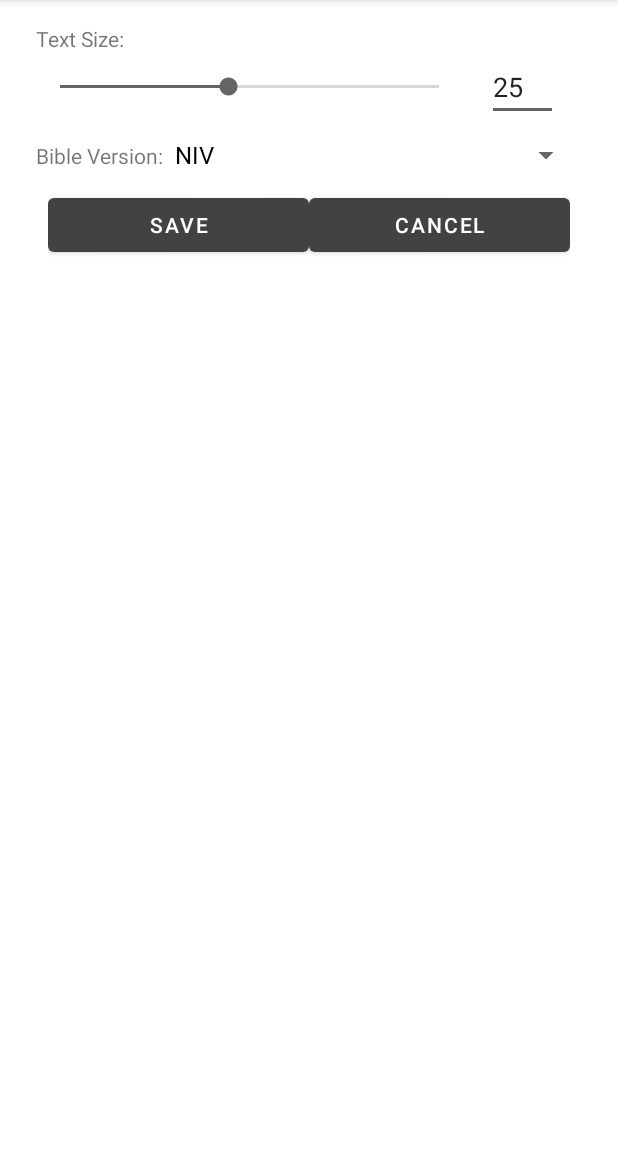
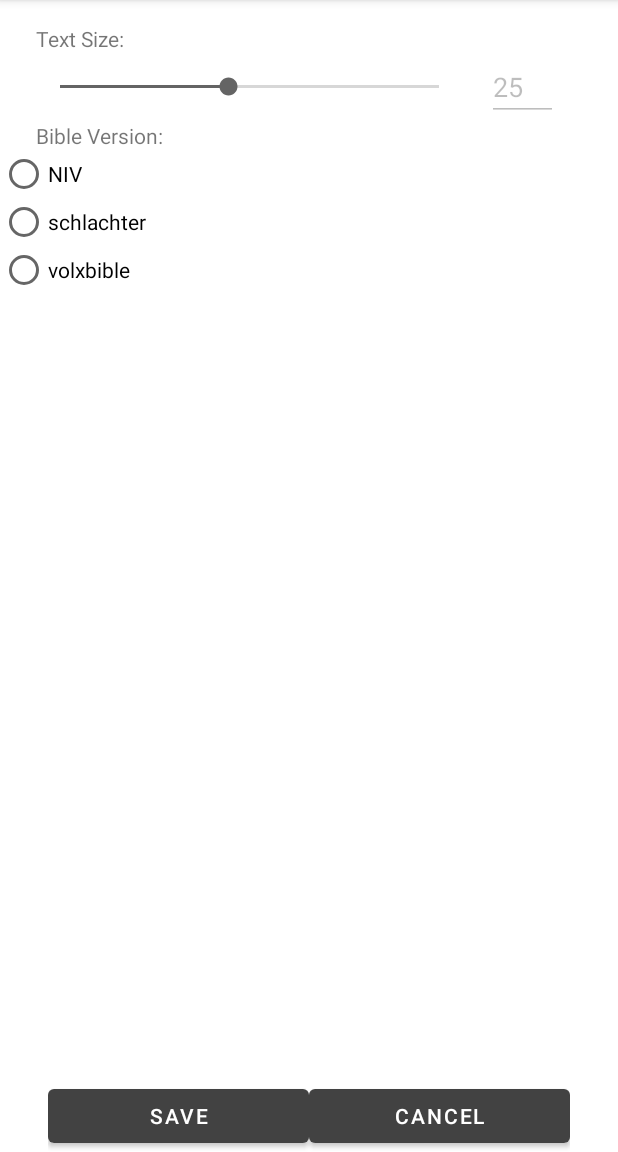
Before and after one commit to hevselavierlines/bibleeveryday, an Android app: the SettingsActivity screen opened directly, with no data from a screen before it, on a phone screen of 412 x 824 dp, the part 84-1236 px from its top. Run offline under Robolectric (Android 15) with nearby library versions, the phone set to English and light mode, and no system bars.

Commit message:
change settings to radio buttons

```diff
--- a/app/src/main/java/tk/hevselavierlines/bibleeveryday/SettingsActivity.java
+++ b/app/src/main/java/tk/hevselavierlines/bibleeveryday/SettingsActivity.java
@@ -9,6 +9,8 @@
 import android.widget.ArrayAdapter;
 import android.widget.Button;
 import android.widget.EditText;
+import android.widget.RadioButton;
+import android.widget.RadioGroup;
 import android.widget.SeekBar;
 import android.widget.Spinner;
 import android.widget.SpinnerAdapter;
@@ -16,7 +18,8 @@
 public class SettingsActivity extends AppCompatActivity {
 
     private EditText etVerses;
-    private Spinner spBibleVersion;
+    private RadioGroup rgVersion;
+    //private Spinner spBibleVersion;
     private final String[] BIBLE_VERSIONS = new String[] {"NIV", "schlachter", "volxbible"};
 
     @Override
@@ -25,7 +28,11 @@
         setContentView(R.layout.activity_settings);
 
         etVerses = findViewById(R.id.etSettingsVerses);
-        spBibleVersion = findViewById(R.id.spBibleVersion);
+        //spBibleVersion = findViewById(R.id.spBibleVersion);
+        rgVersion = findViewById(R.id.rgVersion);
+
+
+
         Button btSave = findViewById(R.id.btSettingsSave);
         Button btCancel = findViewById(R.id.btSettingsCancel);
         SeekBar sbTextSize = findViewById(R.id.sbTextSize);
@@ -36,6 +43,18 @@
         sbTextSize.setProgress(textSize);
         etVerses.setText(String.valueOf(textSize));
 
+        int i = 0;
+        for(String bibleVersion : BIBLE_VERSIONS) {
+            RadioButton radioButton = new RadioButton(this);
+            radioButton.setText(bibleVersion);
+            radioButton.setId(i++);//set radiobutton id and store it somewhere
+            RadioGroup.LayoutParams params = new RadioGroup.LayoutParams(RadioGroup.LayoutParams.WRAP_CONTENT, RadioGroup.LayoutParams.WRAP_CONTENT);
+            if(bibleVersion.equals(currentVersion)) {
+                radioButton.setChecked(true);
+            }
+            rgVersion.addView(radioButton, params);
+        }
+        /*
         SpinnerAdapter adapter = new ArrayAdapter<String>(this,
                 android.R.layout.simple_spinner_dropdown_item, android.R.id.text1, BIBLE_VERSIONS);
         spBibleVersion.setAdapter(adapter);
@@ -50,7 +69,7 @@
             if(selPos >= 0) {
                 spBibleVersion.setSelection(selPos, true);
             }
-        }
+        }*/
 
         btSave.setOnClickListener(new View.OnClickListener() {
             @Override
@@ -95,7 +114,12 @@
     private void sendResultToReturn() {
         Intent result = new Intent();
         result.putExtra("textSize", Integer.parseInt(etVerses.getText().toString()));
-        result.putExtra("version", spBibleVersion.getSelectedItem().toString());
+
+        int id = rgVersion.getCheckedRadioButtonId();
+        if(id < 0 || id >= BIBLE_VERSIONS.length) {
+            id = 0;
+        }
+        result.putExtra("version", BIBLE_VERSIONS[id]);
         setResult(0x03, result);
         finish();
     }
--- a/app/src/main/java/tk/hevselavierlines/bibleeveryday/ui/main/PageSwipeTouchListener.java
+++ b/app/src/main/java/tk/hevselavierlines/bibleeveryday/ui/main/PageSwipeTouchListener.java
@@ -118,6 +118,5 @@
     }
 
     public void onLongClick() {
-
     }
 }
--- a/app/src/main/res/layout/activity_settings.xml
+++ b/app/src/main/res/layout/activity_settings.xml
@@ -40,6 +40,7 @@
         android:layout_marginStart="16dp"
         android:layout_marginEnd="16dp"
         android:ems="10"
+        android:enabled="false"
         android:inputType="none"/>
     </LinearLayout>
 
@@ -55,12 +56,21 @@
             android:layout_width="wrap_content"
             android:layout_height="wrap_content"
             android:text="@string/settings_bible_version"/>
-        <Spinner
+        <!--<Spinner
             android:id="@+id/spBibleVersion"
             android:layout_width="match_parent"
-            android:layout_height="45dp"/>
+            android:layout_height="45dp"/>-->
     </LinearLayout>
+
+    <RadioGroup
+        app:layout_constraintTop_toBottomOf="@+id/llBibleVersion"
+        android:layout_width="match_parent"
+        android:layout_height="0dp"
+        android:id="@+id/rgVersion"
+        app:layout_constraintBottom_toTopOf="@+id/llSaveButton"/>
+
     <LinearLayout
+        android:id="@+id/llSaveButton"
         android:layout_width="match_parent"
         android:layout_height="wrap_content"
         android:layout_marginStart="32dp"
@@ -68,7 +78,7 @@
         android:orientation="horizontal"
         app:layout_constraintEnd_toEndOf="parent"
         app:layout_constraintStart_toStartOf="parent"
-        app:layout_constraintTop_toBottomOf="@+id/llBibleVersion">
+        app:layout_constraintBottom_toBottomOf="parent">
 
         <Button
             android:id="@+id/btSettingsSave"
```
